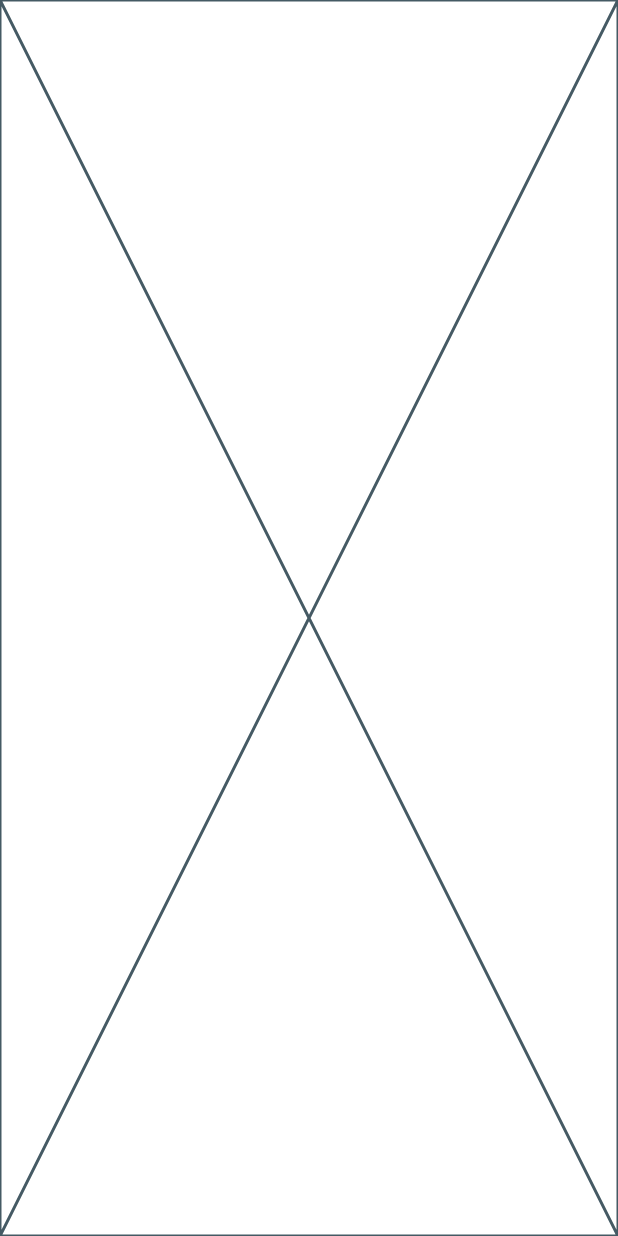
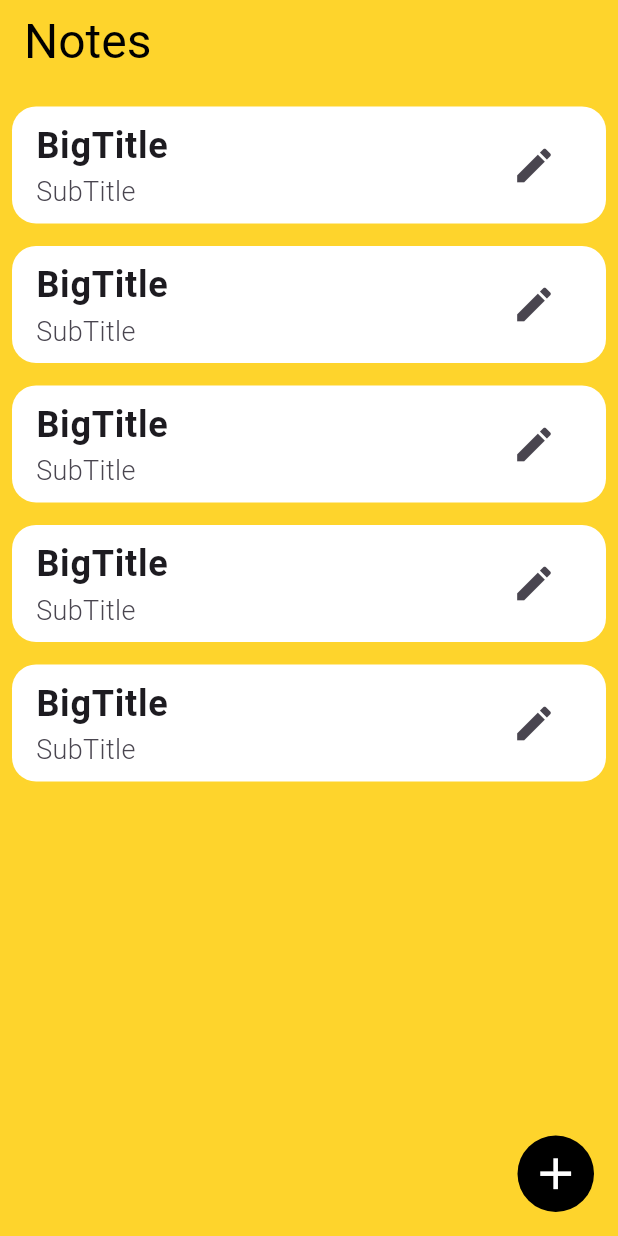
Before and after one commit to mahmoud-bayoumi/task_manager_app_sqlite, a Flutter app: the screen it shows after launch, on a phone screen of 412 x 824 dp. Run offline on Flutter 3.47's test engine with Material 3 defaults, Android fonts, the phone set to English and light mode, and no system bars.

Commit message:
first page

```diff
--- a/lib/main.dart
+++ b/lib/main.dart
@@ -1,4 +1,5 @@
 import 'package:flutter/material.dart';
+import 'package:task_manager_app/views/home_page.dart';
 
 void main() {
   runApp(const TaskManager());
@@ -9,6 +10,9 @@ class TaskManager extends StatelessWidget {
 
   @override
   Widget build(BuildContext context) {
-    return const Placeholder();
+    return const MaterialApp(
+      debugShowCheckedModeBanner: false,
+      home: HomePage(),
+    );
   }
 }
--- /dev/null
+++ b/lib/views/home_page.dart
@@ -0,0 +1,41 @@
+import 'package:flutter/material.dart';
+import 'package:task_manager_app/widgets/custom_card.dart';
+
+class HomePage extends StatelessWidget {
+  const HomePage({super.key});
+
+  @override
+  Widget build(BuildContext context) {
+    return Scaffold(
+      backgroundColor: const Color(0xffFED42C),
+      appBar: AppBar(
+        backgroundColor: const Color(0xffFED42C),
+        title: const Text(
+          'Notes',
+          style: TextStyle(
+              fontSize: 32, fontWeight: FontWeight.w400, color: Colors.black),
+        ),
+      ),
+      body: Padding(
+        padding: const EdgeInsets.symmetric(horizontal: 8),
+        child: ListView.builder(
+          itemCount: 5,
+          itemBuilder: (context, index) {
+            return const CustomNote();
+          },
+        ),
+      ),
+      floatingActionButton: IconButton.filled(
+        style: IconButton.styleFrom(
+          iconSize: 35,
+          backgroundColor: Colors.black,
+        ),
+        onPressed: () {},
+        icon: const Icon(
+          Icons.add,
+          color: Colors.white,
+        ),
+      ),
+    );
+  }
+}
--- /dev/null
+++ b/lib/widgets/custom_card.dart
@@ -0,0 +1,45 @@
+import 'package:flutter/material.dart';
+
+class CustomNote extends StatelessWidget {
+  const CustomNote({super.key});
+
+  @override
+  Widget build(BuildContext context) {
+    return Padding(
+      padding: const EdgeInsets.only(
+        top: 15,
+      ),
+      child: Container(
+        decoration: const BoxDecoration(
+          color: Colors.white,
+          borderRadius: BorderRadius.all(
+            Radius.circular(16),
+          ),
+        ),
+        child: ListTile(
+          trailing: IconButton(
+            onPressed: () {},
+            icon: const Icon(
+              Icons.edit,
+              size: 30,
+            ),
+          ),
+          title: const Text(
+            'BigTitle',
+            style: TextStyle(
+              fontSize: 24,
+              fontWeight: FontWeight.bold,
+            ),
+          ),
+          subtitle: const Text(
+            'SubTitle',
+            style: TextStyle(
+              fontSize: 18,
+              fontWeight: FontWeight.w300,
+            ),
+          ),
+        ),
+      ),
+    );
+  }
+}
```
Also changed, not shown: 1 other file.
